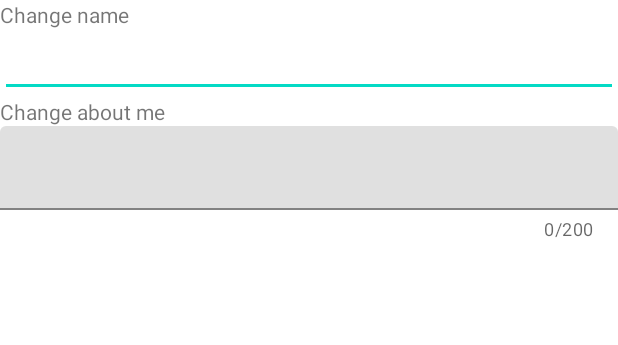
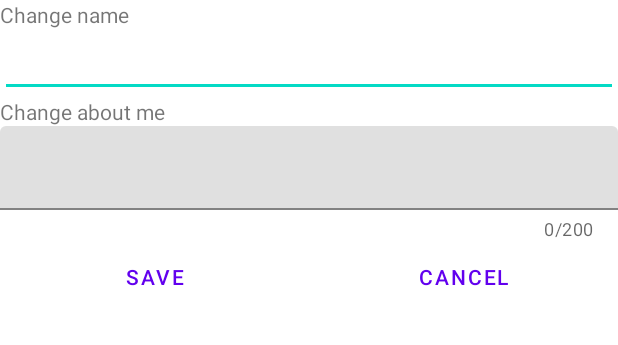
Before and after one commit to zoeyle144/cmpt362project, an Android app: the UserProfileActivity screen opened directly, with no data from a screen before it, on a phone screen of 412 x 824 dp, the part 264-609 px from its top. Run offline under Robolectric (Android 15) with nearby library versions, the phone set to English and light mode, and no system bars; our stand-ins replace Firebase (no records; nobody signed in at launch, a user with empty details on screens opened directly).

Commit message:
Can save text from text views
If you put in text in the text views, you can save the text to the profile by pressing the save button.
Also, if you come back to the menu, the text views will show your name and about me.

```diff
--- a/Project/app/src/main/java/com/example/cmpt362project/ui/settings/UserProfileActivity.kt
+++ b/Project/app/src/main/java/com/example/cmpt362project/ui/settings/UserProfileActivity.kt
@@ -10,6 +10,9 @@ import androidx.lifecycle.ViewModelProvider
 import com.example.cmpt362project.R
 import com.google.android.material.textfield.TextInputEditText
 import com.google.android.material.textfield.TextInputLayout
+import com.google.firebase.auth.FirebaseAuth
+import com.google.firebase.auth.FirebaseUser
+import com.google.firebase.auth.ktx.auth
 import com.google.firebase.database.DatabaseReference
 import com.google.firebase.database.ktx.database
 import com.google.firebase.ktx.Firebase
@@ -17,6 +20,7 @@ import com.google.firebase.ktx.Firebase
 class UserProfileActivity : AppCompatActivity() {
 
     private lateinit var database: DatabaseReference
+    private lateinit var auth: FirebaseAuth
 
     private lateinit var nameView: TextView
     private lateinit var aboutMeView: TextInputLayout
@@ -28,13 +32,16 @@ class UserProfileActivity : AppCompatActivity() {
         setContentView(R.layout.activity_user_profile)
 
         database = Firebase.database.reference
+        auth = Firebase.auth
+        val user = auth.currentUser
+
         userProfileViewModel = ViewModelProvider(this).get(UserProfileViewModel::class.java)
 
         nameView = findViewById(R.id.profile_edit_name)
-        aboutMeView = findViewById(R.id.profile_about_me)
+        aboutMeView = findViewById(R.id.profile_about_me_edit_text_layout)
 
         var nameFromDB: String
-        database.child("users").child("names").get()
+        database.child("users").child(user!!.uid).child("name").get()
             .addOnSuccessListener(this) {
                 if (it.value == null) {
                     println("UserProfileActivity: name is ${it.value}!")
@@ -49,7 +56,7 @@ class UserProfileActivity : AppCompatActivity() {
             }
 
         var aboutMeFromDB: String
-        database.child("users").child("aboutMe").get()
+        database.child("users").child(user.uid).child("aboutMe").get()
             .addOnSuccessListener(this) {
                 if (it.value == null) {
                     println("UserProfileActivity: aboutMe is ${it.value}!")
@@ -87,7 +94,14 @@ class UserProfileActivity : AppCompatActivity() {
     }
 
     fun saveProfile(v: View) {
+        val user = auth.currentUser
+        val nameToAdd = nameView.text.toString()
+        val aboutMeToAdd = aboutMeView.editText?.text.toString()
 
+        database.child("users").child(user!!.uid).child("name").setValue(nameToAdd)
+        database.child("users").child(user.uid).child("aboutMe").setValue(aboutMeToAdd)
+
+        finish()
     }
 
     fun loadProfile(v: View) {
--- a/Project/app/src/main/res/layout/activity_user_profile.xml
+++ b/Project/app/src/main/res/layout/activity_user_profile.xml
@@ -51,43 +51,47 @@
         android:text="Change about me" />
 
     <com.google.android.material.textfield.TextInputLayout
+        android:id="@+id/profile_about_me_edit_text_layout"
         android:layout_width="match_parent"
-        android:layout_height="match_parent"
+        android:layout_height="wrap_content"
         app:counterEnabled="true"
-        app:counterMaxLength="200" >
+        app:counterMaxLength="200"
+        app:endIconMode="clear_text"
+        >
         <com.google.android.material.textfield.TextInputEditText
-            android:id="@+id/profile_about_me"
+            android:id="@+id/profile_about_me_edit_text"
             android:layout_width="match_parent"
             android:layout_height="wrap_content"
             android:maxLength="200"
             android:inputType="textMultiLine"
             android:minHeight="48dp" />
+
     </com.google.android.material.textfield.TextInputLayout>
 
     <LinearLayout
         android:layout_width="match_parent"
         android:layout_height="wrap_content"
-        android:orientation="horizontal"
-        >
+        android:orientation="horizontal">
+
         <Button
             android:id="@+id/profile_save_button"
+            style="?android:attr/buttonBarButtonStyle"
             android:layout_width="wrap_content"
             android:layout_height="wrap_content"
             android:layout_weight="1"
-            android:text="Save"
             android:onClick="saveProfile"
-            style="?android:attr/buttonBarButtonStyle"/>
+            android:text="Save" />
 
         <Button
             android:id="@+id/profile_cancel_button"
+            style="?android:attr/buttonBarButtonStyle"
             android:layout_width="wrap_content"
             android:layout_height="wrap_content"
             android:layout_weight="1"
-            android:text="Cancel"
             android:onClick="cancelButton"
-            style="?android:attr/buttonBarButtonStyle"
-            />
+            android:text="Cancel" />
 
     </LinearLayout>
 
+
 </LinearLayout>
```
